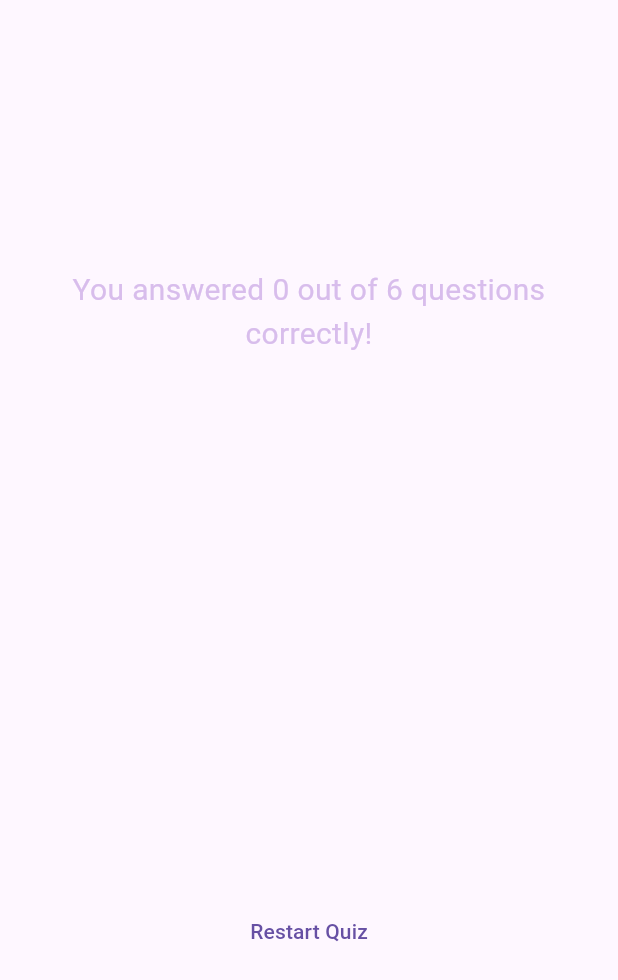
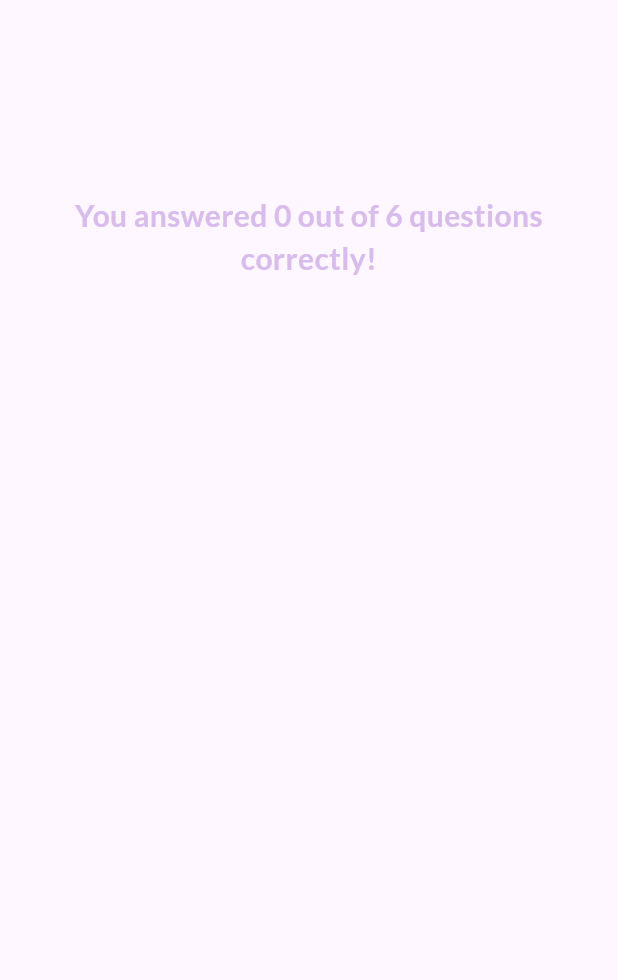
Before and after one commit to Amrendra29/adv_basics, a Flutter app: the ResultsScreen widget shown alone on an empty page, opened directly with empty values, on a phone screen of 412 x 824 dp. Shown: the top 980 px of the screen. Run offline on Flutter 3.47's test engine with Material 3 defaults, Android fonts, the phone set to English and light mode, and no system bars; our stand-ins replace google_fonts.

Commit message:
finish the app

```diff
--- /dev/null
+++ b/lib/questions_summary/questions_summary.dart
@@ -0,0 +1,21 @@
+import 'package:adv_basics/questions_summary/summary_item.dart';
+import 'package:flutter/material.dart';
+
+class QuestionsSummary extends StatelessWidget {
+  const QuestionsSummary(this.summarydata, {super.key});
+
+  final List<Map<String, Object>> summarydata;
+  @override
+  Widget build(BuildContext context) {
+    return SizedBox(
+      height: 400,
+      child: SingleChildScrollView(
+        child: Column(
+          children: summarydata.map((data) {
+            return SummaryItem(data);
+          }).toList(),
+        ),
+      ),
+    );
+  }
+}
--- a/lib/results_screen.dart
+++ b/lib/results_screen.dart
@@ -1,12 +1,13 @@
 import 'package:adv_basics/data/questions.dart';
 import 'package:flutter/material.dart';
-import 'package:adv_basics/questions_summary.dart';
+import 'package:adv_basics/questions_summary/questions_summary.dart';
+import 'package:google_fonts/google_fonts.dart';
 
 class ResultsScreen extends StatelessWidget {
-  const ResultsScreen({super.key, required this.chosenAnswer});
+  const ResultsScreen({super.key, required this.chosenAnswer,required this.onRestart});
 
   final List<String> chosenAnswer;
-
+  final void Function() onRestart;
   List<Map<String, Object>> getSummaryData() {
     List<Map<String, Object>> summary = [];
     for (var i = 0; i < chosenAnswer.length; i++) {
@@ -37,15 +38,21 @@ class ResultsScreen extends StatelessWidget {
             Text(
               textAlign: TextAlign.center,
               'You answered $numCorrectQuestions out of $numTotalQuestions questions correctly!',
-              style: TextStyle(
+              style: GoogleFonts.lato(
                 color: const Color.fromARGB(255, 216, 189, 236),
                 fontSize: 20,
+                fontWeight: FontWeight.bold,
               ),
             ),
             SizedBox(height: 30),
             QuestionsSummary(summaryData),
             SizedBox(height: 30),
-            TextButton(onPressed: () {}, child: Text( 'Restart Quiz')),
+            TextButton.icon(
+              onPressed: onRestart,
+              style: TextButton.styleFrom(foregroundColor: Colors.white),
+              icon: Icon(Icons.refresh),
+              label: Text('Restart Quiz!'),
+            ),
           ],
         ),
       ),
```
Also changed, not shown: lib/questions_summary.dart (deleted, +0 -34 lines), lib/questions_summary/question_indentifier.dart (added, +36 -0 lines), lib/questions_summary/summary_item.dart (added, +54 -0 lines), lib/quiz.dart (+11 -1 lines).
